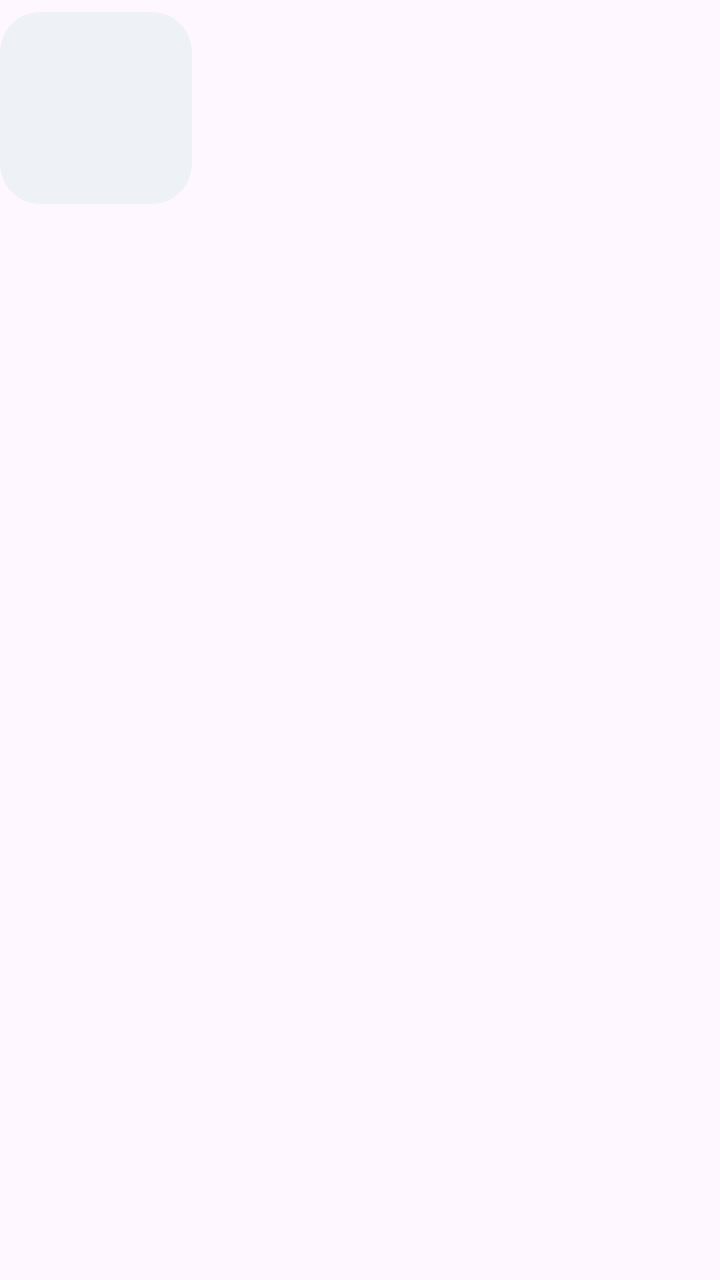
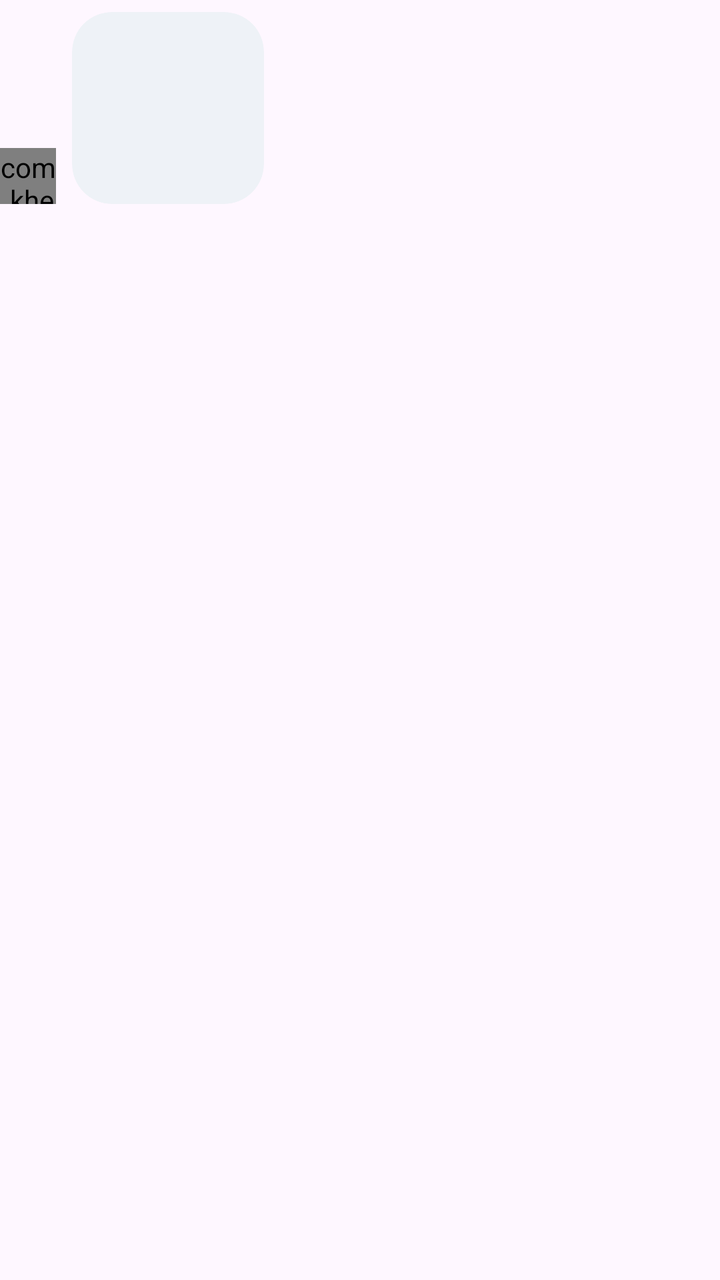

The first picture is an Android layout as it rendered before a commit; the second is the same layout after the commit. The layout source and the unified diff follow.
<!-- AndroidManifest.xml: application theme Theme.BChat -->
<!-- res/layout/item_image_received.xml -->
<?xml version="1.0" encoding="utf-8"?>
<LinearLayout xmlns:android="http://schemas.android.com/apk/res/android"
    xmlns:app="http://schemas.android.com/apk/res-auto"
    android:layout_width="match_parent"
    android:layout_height="wrap_content"
    android:orientation="vertical"
    android:paddingTop="6dp"
    android:paddingBottom="6dp">

    <com.google.android.material.card.MaterialCardView
        android:layout_width="wrap_content"
        android:layout_height="wrap_content"
        android:layout_gravity="start"
        app:cardBackgroundColor="@color/bubble_received"
        app:cardCornerRadius="20dp"
        app:cardElevation="0dp"
        app:strokeWidth="0dp">

        <ImageView
            android:id="@+id/ivImage"
            android:layout_width="wrap_content"
            android:layout_height="wrap_content"
            android:adjustViewBounds="true"
            android:contentDescription="Photo"
            android:maxWidth="240dp"
            android:maxHeight="320dp"
            android:minWidth="96dp"
            android:minHeight="96dp"
            android:scaleType="fitCenter" />
    </com.google.android.material.card.MaterialCardView>

    <TextView
        android:id="@+id/tvReactions"
        android:layout_width="wrap_content"
        android:layout_height="wrap_content"
        android:layout_gravity="start"
        android:layout_marginStart="10dp"
        android:layout_marginTop="-8dp"
        android:background="@drawable/bg_reaction"
        android:elevation="2dp"
        android:paddingStart="8dp"
        android:paddingTop="2dp"
        android:paddingEnd="8dp"
        android:paddingBottom="2dp"
        android:textColor="@color/text_primary"
        android:textSize="13sp"
        android:visibility="gone" />

    <TextView
        android:id="@+id/tvTime"
        android:layout_width="wrap_content"
        android:layout_height="wrap_content"
        android:layout_gravity="start"
        android:layout_marginStart="4dp"
        android:layout_marginTop="2dp"
        android:textColor="@color/text_secondary"
        android:textSize="12sp" />
</LinearLayout>
<!-- resources referenced by this layout -->
<resources>
  <color name="bubble_received">#EEF2F7</color>
  <color name="text_primary">#1B1B1F</color>
  <color name="text_secondary">#5F6368</color>
  <!-- drawable bg_reaction (drawable) -->
  <?xml version="1.0" encoding="utf-8"?>
  <shape xmlns:android="http://schemas.android.com/apk/res/android"
      android:shape="rectangle">
      <solid android:color="@color/surface" />
      <stroke
          android:width="1dp"
          android:color="@color/divider" />
      <corners android:radius="12dp" />
  </shape>
  <style name="Theme.BChat" parent="Base.Theme.BChat" />
  <color name="surface">#FFFFFF</color>
  <color name="divider">#DADCE0</color>
  <style name="Base.Theme.BChat" parent="Theme.Material3.DayNight.NoActionBar">
          <item name="colorPrimary">@color/primary</item>
      </style>
  <color name="primary">#1565C0</color>
</resources>

<!-- the commit's change to res/layout/item_image_received.xml (unified diff, before → after) -->
@@ -7,51 +7,68 @@
     android:paddingTop="6dp"
     android:paddingBottom="6dp">
 
-    <com.google.android.material.card.MaterialCardView
-        android:layout_width="wrap_content"
+    <LinearLayout
+        android:layout_width="match_parent"
         android:layout_height="wrap_content"
-        android:layout_gravity="start"
-        app:cardBackgroundColor="@color/bubble_received"
-        app:cardCornerRadius="20dp"
-        app:cardElevation="0dp"
-        app:strokeWidth="0dp">
+        android:gravity="bottom"
+        android:orientation="horizontal">
 
-        <ImageView
-            android:id="@+id/ivImage"
+        <com.kherphy.bchat.AvatarView
+            android:id="@+id/avatar"
+            android:layout_width="28dp"
+            android:layout_height="28dp"
+            android:layout_marginEnd="8dp" />
+
+        <LinearLayout
             android:layout_width="wrap_content"
             android:layout_height="wrap_content"
-            android:adjustViewBounds="true"
-            android:contentDescription="Photo"
-            android:maxWidth="240dp"
-            android:maxHeight="320dp"
-            android:minWidth="96dp"
-            android:minHeight="96dp"
-            android:scaleType="fitCenter" />
-    </com.google.android.material.card.MaterialCardView>
+            android:orientation="vertical">
 
-    <TextView
-        android:id="@+id/tvReactions"
-        android:layout_width="wrap_content"
-        android:layout_height="wrap_content"
-        android:layout_gravity="start"
-        android:layout_marginStart="10dp"
-        android:layout_marginTop="-8dp"
-        android:background="@drawable/bg_reaction"
-        android:elevation="2dp"
-        android:paddingStart="8dp"
-        android:paddingTop="2dp"
-        android:paddingEnd="8dp"
-        android:paddingBottom="2dp"
-        android:textColor="@color/text_primary"
-        android:textSize="13sp"
-        android:visibility="gone" />
+            <com.google.android.material.card.MaterialCardView
+                android:layout_width="wrap_content"
+                android:layout_height="wrap_content"
+                app:cardBackgroundColor="@color/bubble_received"
+                app:cardCornerRadius="20dp"
+                app:cardElevation="0dp"
+                app:strokeWidth="0dp">
+
+                <ImageView
+                    android:id="@+id/ivImage"
+                    android:layout_width="wrap_content"
+                    android:layout_height="wrap_content"
+                    android:adjustViewBounds="true"
+                    android:contentDescription="Photo"
+                    android:maxWidth="220dp"
+                    android:maxHeight="300dp"
+                    android:minWidth="96dp"
+                    android:minHeight="96dp"
+                    android:scaleType="fitCenter" />
+            </com.google.android.material.card.MaterialCardView>
+
+            <TextView
+                android:id="@+id/tvReactions"
+                android:layout_width="wrap_content"
+                android:layout_height="wrap_content"
+                android:layout_gravity="start"
+                android:layout_marginStart="10dp"
+                android:layout_marginTop="-8dp"
+                android:background="@drawable/bg_reaction"
+                android:elevation="2dp"
+                android:paddingStart="8dp"
+                android:paddingTop="2dp"
+                android:paddingEnd="8dp"
+                android:paddingBottom="2dp"
+                android:textColor="@color/text_primary"
+                android:textSize="13sp"
+                android:visibility="gone" />
+        </LinearLayout>
+    </LinearLayout>
 
     <TextView
         android:id="@+id/tvTime"
         android:layout_width="wrap_content"
         android:layout_height="wrap_content"
-        android:layout_gravity="start"
-        android:layout_marginStart="4dp"
+        android:layout_marginStart="40dp"
         android:layout_marginTop="2dp"
         android:textColor="@color/text_secondary"
         android:textSize="12sp" />
